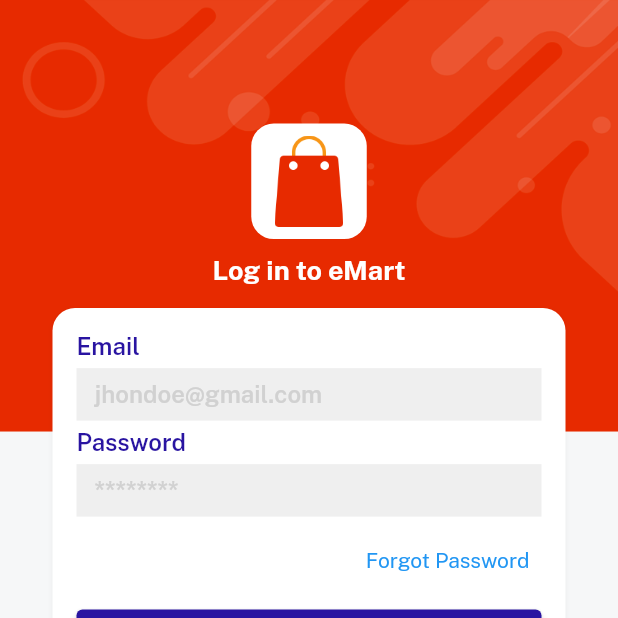
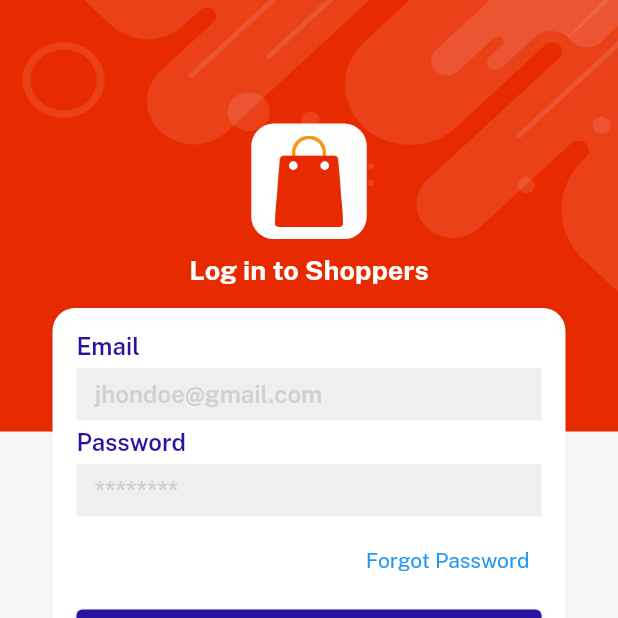
Before and after one commit to Farhana007/Shopper_Flutter-Ecom-App, a Flutter app: the screen it shows after launch, on a phone screen of 412 x 824 dp, the top half of it. Run offline on Flutter 3.47's test engine with Material 2 defaults, Android fonts, the phone set to English and light mode, and no system bars; our stand-ins replace cloud_firestore, firebase_auth, firebase_core, firebase_storage, get, image_picker and 1 more; accounts and stored records are empty.

Commit message:
firestore issue solved

```diff
--- a/lib/consts/strings.dart
+++ b/lib/consts/strings.dart
@@ -1,4 +1,4 @@
-const appname = "eMart";
+const appname = "Shoppers";
 const appversion = "Version 1.0.0";
 const credits = "@Farhana Akter";
 const email = "Email";
--- a/lib/views/category_screen/category_details.dart
+++ b/lib/views/category_screen/category_details.dart
@@ -46,6 +46,8 @@ class _CategoryDetailsState extends State<CategoryDetails> {
             SingleChildScrollView(
               scrollDirection: Axis.horizontal,
               physics: const BouncingScrollPhysics(),
+              child: Padding(
+                padding: const EdgeInsets.symmetric(horizontal: 15.0),
                 child: Row(
                   children: List.generate(
                     controller.subcat.length,
@@ -68,6 +70,7 @@ class _CategoryDetailsState extends State<CategoryDetails> {
                           () {},
                         );
                       },
+                    ),
                   ),
                 ),
               ),
--- a/lib/views/category_screen/item_details.dart
+++ b/lib/views/category_screen/item_details.dart
@@ -209,7 +209,7 @@ class ItemDetails extends StatelessWidget {
                                       IconButton(
                                           onPressed: () {
                                             controller.increaseQuantity(
-                                                int.parse(data['p_quantity']));
+                                                (data['p_quantity']));
                                             controller.calculateTotalPrice(
                                                 int.parse(data['p_price']));
                                           },
--- a/lib/views/home_screen/home_screen.dart
+++ b/lib/views/home_screen/home_screen.dart
@@ -204,7 +204,6 @@ class HomeScreen extends StatelessWidget {
                                               .make(),
                                           10.heightBox,
                                           "${featuredData[index]['p_price']}"
-                                              .numCurrency
                                               .text
                                               .fontFamily(bold)
                                               .color(amberColor)
```
Also changed, not shown: lib/views/cart_screen/cart_screen.dart (+1 -9 lines). Lines whose indentation alone changed are shown as unchanged.
